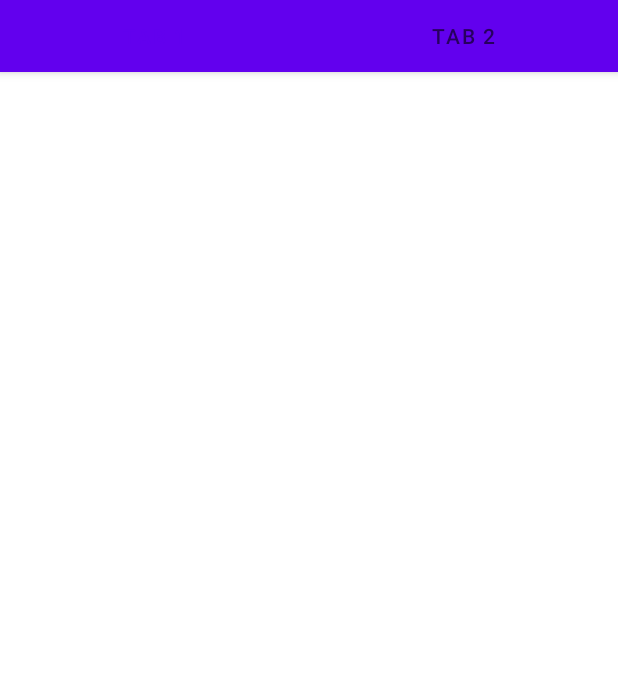
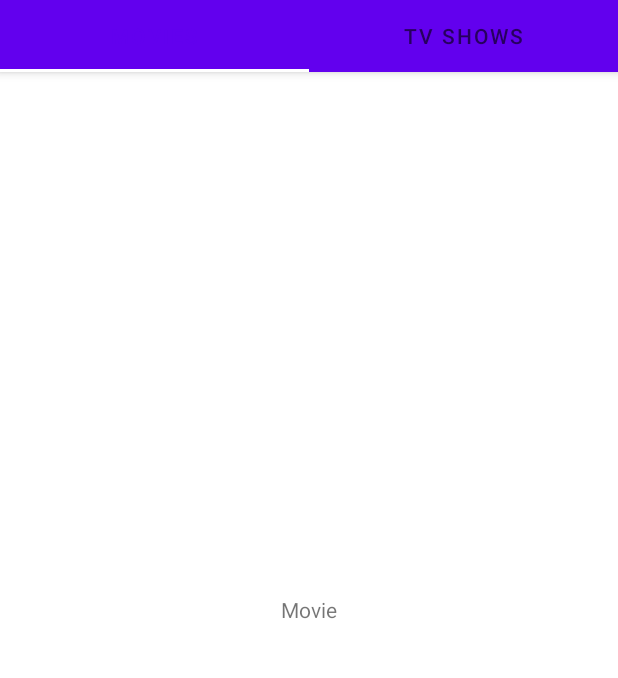
Before and after one commit to un-ro/movie-catalogue, an Android app: the screen it shows after launch (HomeActivity), on a phone screen of 412 x 824 dp, the part 89-767 px from its top. Run offline under Robolectric (Android 15) with nearby library versions, the phone set to English and light mode, and no system bars.

Commit message:
Item Fragment: - Fragment Item List - API tmdb

```diff
--- a/app/src/main/AndroidManifest.xml
+++ b/app/src/main/AndroidManifest.xml
@@ -1,6 +1,8 @@
 <?xml version="1.0" encoding="utf-8"?>
 <manifest xmlns:android="http://schemas.android.com/apk/res/android"
     package="com.unero.moviecatalogue">
+
+    <uses-permission android:name="android.permission.INTERNET" />
 
     <application
         android:allowBackup="false"
--- /dev/null
+++ b/app/src/main/java/com/unero/moviecatalogue/data/api/Client.kt
@@ -0,0 +1,31 @@
+package com.unero.moviecatalogue.data.api
+
+import okhttp3.OkHttpClient
+import okhttp3.logging.HttpLoggingInterceptor
+import retrofit2.Retrofit
+import retrofit2.converter.gson.GsonConverterFactory
+
+object Client {
+    private const val baseUrl = "https://api.themoviedb.org/3/"
+
+    val retrofit: Endpoint by lazy {
+
+        val interceptor = HttpLoggingInterceptor()
+        interceptor.setLevel(HttpLoggingInterceptor.Level.BODY)
+
+        val okHttpClient = OkHttpClient.Builder().addInterceptor(interceptor).build()
+
+        val retrofit = Retrofit.Builder()
+            .baseUrl(baseUrl)
+            .client(okHttpClient)
+            .addConverterFactory(GsonConverterFactory.create())
+            .build()
+            .create(Endpoint::class.java)
+
+        retrofit
+    }
+
+//    val endpoint: Endpoint by lazy {
+//        retrofit.create(Endpoint::class.java)
+//    }
+}
--- /dev/null
+++ b/app/src/main/java/com/unero/moviecatalogue/data/api/Endpoint.kt
@@ -0,0 +1,19 @@
+package com.unero.moviecatalogue.data.api
+
+import com.unero.moviecatalogue.data.model.Movie
+import com.unero.moviecatalogue.data.model.TVShow
+import retrofit2.Response
+import retrofit2.http.GET
+import retrofit2.http.Query
+
+interface Endpoint {
+    @GET("movie/popular")
+    suspend fun topMovie(
+        @Query("api_key") key: String
+    ): Response<List<Movie>>
+
+    @GET("tv/popular")
+    suspend fun topTV(
+        @Query("api_key") key: String
+    ): Response<List<TVShow>>
+}
--- /dev/null
+++ b/app/src/main/java/com/unero/moviecatalogue/data/api/Repository.kt
@@ -0,0 +1,16 @@
+package com.unero.moviecatalogue.data.api
+
+import com.unero.moviecatalogue.data.model.Movie
+import com.unero.moviecatalogue.data.model.TVShow
+import retrofit2.Response
+
+object Repository {
+
+    suspend fun topMovie(key: String): Response<List<Movie>> {
+        return Client.retrofit.topMovie(key)
+    }
+
+    suspend fun topTV(key: String): Response<List<TVShow>> {
+        return Client.retrofit.topTV(key)
+    }
+}
--- a/app/src/main/java/com/unero/moviecatalogue/data/Movie.kt
+++ b/app/src/main/java/com/unero/moviecatalogue/data/model/Movie.kt
@@ -1,4 +1,4 @@
-package com.unero.moviecatalogue.data
+package com.unero.moviecatalogue.data.model
 
 data class Movie(
     private val id: Int
--- a/app/src/main/java/com/unero/moviecatalogue/data/TVShow.kt
+++ b/app/src/main/java/com/unero/moviecatalogue/data/model/TVShow.kt
@@ -1,4 +1,4 @@
-package com.unero.moviecatalogue.data
+package com.unero.moviecatalogue.data.model
 
 data class TVShow(
     private val id: Int
--- a/app/src/main/java/com/unero/moviecatalogue/ui/home/HomeActivity.kt
+++ b/app/src/main/java/com/unero/moviecatalogue/ui/home/HomeActivity.kt
@@ -2,9 +2,6 @@ package com.unero.moviecatalogue.ui.home
 
 import android.os.Bundle
 import androidx.appcompat.app.AppCompatActivity
-import androidx.viewpager.widget.ViewPager
-import com.google.android.material.tabs.TabLayout
-import com.unero.moviecatalogue.R
 import com.unero.moviecatalogue.databinding.ActivityHomeBinding
 import com.unero.moviecatalogue.ui.home.ui.main.SectionsPagerAdapter
 
@@ -19,9 +16,11 @@ class HomeActivity : AppCompatActivity() {
         setContentView(binding.root)
 
         val sectionsPagerAdapter = SectionsPagerAdapter(this, supportFragmentManager)
-        val viewPager: ViewPager = findViewById(R.id.view_pager)
-        viewPager.adapter = sectionsPagerAdapter
-        val tabs: TabLayout = findViewById(R.id.tabs)
-        tabs.setupWithViewPager(viewPager)
+        binding.apply {
+            viewPager.adapter = sectionsPagerAdapter
+            tabs.setupWithViewPager(binding.viewPager)
+        }
+
+        supportActionBar?.elevation = 0f
     }
 }
--- a/app/src/main/java/com/unero/moviecatalogue/ui/home/ui/fragment/MovieFragment.kt
+++ b/app/src/main/java/com/unero/moviecatalogue/ui/home/ui/fragment/MovieFragment.kt
@@ -5,16 +5,37 @@ import android.view.LayoutInflater
 import android.view.View
 import android.view.ViewGroup
 import androidx.fragment.app.Fragment
-import com.unero.moviecatalogue.R
+import androidx.lifecycle.ViewModelProvider
+import com.unero.moviecatalogue.databinding.FragmentMovieBinding
+import com.unero.moviecatalogue.ui.home.ui.main.PageViewModel
 
 class MovieFragment : Fragment() {
+
+    private lateinit var binding: FragmentMovieBinding
+    private lateinit var viewModel: PageViewModel
+
+    override fun onCreate(savedInstanceState: Bundle?) {
+        super.onCreate(savedInstanceState)
+        viewModel = ViewModelProvider(this).get(PageViewModel::class.java)
+
+        viewModel.topMovies()
+    }
 
     override fun onCreateView(
         inflater: LayoutInflater, container: ViewGroup?,
         savedInstanceState: Bundle?
-    ): View? {
-        // Inflate the layout for this fragment
-        return inflater.inflate(R.layout.fragment_movie, container, false)
+    ): View {
+        binding = FragmentMovieBinding.inflate(inflater, container, false)
+        return binding.root
     }
 
+    override fun onViewCreated(view: View, savedInstanceState: Bundle?) {
+        super.onViewCreated(view, savedInstanceState)
+
+        viewModel.movies.observe(viewLifecycleOwner, {
+            if (it.isSuccessful) {
+                println(it.body())
+            }
+        })
+    }
 }
--- a/app/src/main/java/com/unero/moviecatalogue/ui/home/ui/fragment/TVShowFragment.kt
+++ b/app/src/main/java/com/unero/moviecatalogue/ui/home/ui/fragment/TVShowFragment.kt
@@ -5,15 +5,21 @@ import android.view.LayoutInflater
 import android.view.View
 import android.view.ViewGroup
 import androidx.fragment.app.Fragment
-import com.unero.moviecatalogue.R
+import com.unero.moviecatalogue.databinding.FragmentTVShowBinding
 
 class TVShowFragment : Fragment() {
+
+    private lateinit var binding: FragmentTVShowBinding
 
     override fun onCreateView(
         inflater: LayoutInflater, container: ViewGroup?,
         savedInstanceState: Bundle?
-    ): View? {
-        // Inflate the layout for this fragment
-        return inflater.inflate(R.layout.fragment_t_v_show, container, false)
+    ): View {
+        binding = FragmentTVShowBinding.inflate(inflater, container, false)
+        return binding.root
+    }
+
+    override fun onViewCreated(view: View, savedInstanceState: Bundle?) {
+        super.onViewCreated(view, savedInstanceState)
     }
 }
--- a/app/src/main/java/com/unero/moviecatalogue/ui/home/ui/main/PageViewModel.kt
+++ b/app/src/main/java/com/unero/moviecatalogue/ui/home/ui/main/PageViewModel.kt
@@ -2,18 +2,48 @@ package com.unero.moviecatalogue.ui.home.ui.main
 
 import androidx.lifecycle.LiveData
 import androidx.lifecycle.MutableLiveData
-import androidx.lifecycle.Transformations
 import androidx.lifecycle.ViewModel
-import androidx.lifecycle.ViewModelProvider
+import androidx.lifecycle.viewModelScope
+import com.unero.moviecatalogue.BuildConfig
+import com.unero.moviecatalogue.data.api.Repository
+import com.unero.moviecatalogue.data.model.Movie
+import com.unero.moviecatalogue.data.model.TVShow
+import kotlinx.coroutines.launch
+import retrofit2.Response
 
 class PageViewModel : ViewModel() {
 
-    private val _index = MutableLiveData<Int>()
-    val text: LiveData<String> = Transformations.map(_index) {
-        "Hello world from section: $it"
+    private val api_key = BuildConfig.KEY
+
+    // Mutable Live Data
+    private val _movies = MutableLiveData<Response<List<Movie>>>()
+    private val _tv = MutableLiveData<Response<List<TVShow>>>()
+
+    // Live Data
+    val movies: LiveData<Response<List<Movie>>>
+        get() = _movies
+
+    val tv: LiveData<Response<List<TVShow>>>
+        get() = _tv
+
+    // Get
+    fun topMovies() {
+        viewModelScope.launch {
+            try {
+                _movies.value = Repository.topMovie(api_key)
+            } catch (e: Exception) {
+                println(e.toString())
+            }
+        }
     }
 
-    fun setIndex(index: Int) {
-        _index.value = index
+    fun topTV() {
+        viewModelScope.launch {
+            try {
+                _tv.value = Repository.topTV(api_key)
+            } catch (e: Exception) {
+                println(e.toString())
+            }
+        }
     }
 }
--- a/app/src/main/java/com/unero/moviecatalogue/ui/home/ui/main/PlaceholderFragment.kt
+++ /dev/null
@@ -1,59 +0,0 @@
-package com.unero.moviecatalogue.ui.home.ui.main
-
-import android.os.Bundle
-import android.view.LayoutInflater
-import android.view.View
-import android.view.ViewGroup
-import android.widget.TextView
-import androidx.fragment.app.Fragment
-import androidx.lifecycle.Observer
-import androidx.lifecycle.ViewModelProvider
-import com.unero.moviecatalogue.R
-
-/**
- * A placeholder fragment containing a simple view.
- */
-class PlaceholderFragment : Fragment() {
-
-    private lateinit var pageViewModel: PageViewModel
-
-    override fun onCreate(savedInstanceState: Bundle?) {
-        super.onCreate(savedInstanceState)
-        pageViewModel = ViewModelProvider(this).get(PageViewModel::class.java).apply {
-            setIndex(arguments?.getInt(ARG_SECTION_NUMBER) ?: 1)
-        }
-    }
-
-    override fun onCreateView(
-        inflater: LayoutInflater, container: ViewGroup?,
-        savedInstanceState: Bundle?
-    ): View? {
-        val root = inflater.inflate(R.layout.fragment_home, container, false)
-        val textView: TextView = root.findViewById(R.id.section_label)
-        pageViewModel.text.observe(this, Observer<String> {
-            textView.text = it
-        })
-        return root
-    }
-
-    companion object {
-        /**
-         * The fragment argument representing the section number for this
-         * fragment.
-         */
-        private const val ARG_SECTION_NUMBER = "section_number"
-
-        /**
-         * Returns a new instance of this fragment for the given section
-         * number.
-         */
-        @JvmStatic
-        fun newInstance(sectionNumber: Int): PlaceholderFragment {
-            return PlaceholderFragment().apply {
-                arguments = Bundle().apply {
-                    putInt(ARG_SECTION_NUMBER, sectionNumber)
-                }
-            }
-        }
-    }
-}
--- a/app/src/main/java/com/unero/moviecatalogue/ui/home/ui/main/SectionsPagerAdapter.kt
+++ b/app/src/main/java/com/unero/moviecatalogue/ui/home/ui/main/SectionsPagerAdapter.kt
@@ -5,31 +5,28 @@ import androidx.fragment.app.Fragment
 import androidx.fragment.app.FragmentManager
 import androidx.fragment.app.FragmentPagerAdapter
 import com.unero.moviecatalogue.R
+import com.unero.moviecatalogue.ui.home.ui.fragment.MovieFragment
+import com.unero.moviecatalogue.ui.home.ui.fragment.TVShowFragment
 
 private val TAB_TITLES = arrayOf(
     R.string.tab_text_1,
     R.string.tab_text_2
 )
 
-/**
- * A [FragmentPagerAdapter] that returns a fragment corresponding to
- * one of the sections/tabs/pages.
- */
 class SectionsPagerAdapter(private val context: Context, fm: FragmentManager) :
-    FragmentPagerAdapter(fm) {
+    FragmentPagerAdapter(fm, BEHAVIOR_RESUME_ONLY_CURRENT_FRAGMENT) {
 
     override fun getItem(position: Int): Fragment {
-        // getItem is called to instantiate the fragment for the given page.
-        // Return a PlaceholderFragment (defined as a static inner class below).
-        return PlaceholderFragment.newInstance(position + 1)
+        return when(position) {
+            0 -> MovieFragment()
+            1 -> TVShowFragment()
+            else -> Fragment()
+        }
     }
 
-    override fun getPageTitle(position: Int): CharSequence? {
+    override fun getPageTitle(position: Int): CharSequence {
         return context.resources.getString(TAB_TITLES[position])
     }
 
-    override fun getCount(): Int {
-        // Show 2 total pages.
-        return 2
-    }
+    override fun getCount(): Int = 2
 }
--- a/app/src/main/res/layout/activity_home.xml
+++ b/app/src/main/res/layout/activity_home.xml
@@ -25,6 +25,8 @@
             android:id="@+id/tabs"
             android:layout_width="match_parent"
             android:layout_height="wrap_content"
+            app:tabIndicatorColor="@color/white"
+            app:tabIndicatorAnimationMode="elastic"
             android:background="?attr/colorPrimary" />
     </com.google.android.material.appbar.AppBarLayout>
 
--- a/app/src/main/res/layout/fragment_home.xml
+++ /dev/null
@@ -1,23 +0,0 @@
-<?xml version="1.0" encoding="utf-8"?>
-<androidx.constraintlayout.widget.ConstraintLayout xmlns:android="http://schemas.android.com/apk/res/android"
-    xmlns:app="http://schemas.android.com/apk/res-auto"
-    xmlns:tools="http://schemas.android.com/tools"
-    android:id="@+id/constraintLayout"
-    android:layout_width="match_parent"
-    android:layout_height="match_parent"
-    tools:context=".ui.home.ui.main.PlaceholderFragment">
-
-    <TextView
-        android:id="@+id/section_label"
-        android:layout_width="wrap_content"
-        android:layout_height="wrap_content"
-        android:layout_marginStart="@dimen/activity_horizontal_margin"
-        android:layout_marginTop="@dimen/activity_vertical_margin"
-        android:layout_marginEnd="@dimen/activity_horizontal_margin"
-        android:layout_marginBottom="@dimen/activity_vertical_margin"
-        app:layout_constraintLeft_toLeftOf="parent"
-        app:layout_constraintTop_toTopOf="@+id/constraintLayout"
-        tools:layout_constraintLeft_creator="1"
-        tools:layout_constraintTop_creator="1" />
-
-</androidx.constraintlayout.widget.ConstraintLayout>
--- a/app/src/main/res/layout/fragment_movie.xml
+++ b/app/src/main/res/layout/fragment_movie.xml
@@ -29,4 +29,13 @@
         app:layout_constraintStart_toStartOf="parent"
         app:layout_constraintTop_toTopOf="parent" />
 
+    <TextView
+        android:layout_width="wrap_content"
+        android:layout_height="wrap_content"
+        app:layout_constraintBottom_toBottomOf="parent"
+        app:layout_constraintEnd_toEndOf="parent"
+        app:layout_constraintStart_toStartOf="parent"
+        app:layout_constraintTop_toTopOf="parent"
+        android:text="Movie" />
+
 </androidx.constraintlayout.widget.ConstraintLayout>
--- a/app/src/main/res/layout/fragment_t_v_show.xml
+++ b/app/src/main/res/layout/fragment_t_v_show.xml
@@ -29,4 +29,13 @@
         app:layout_constraintStart_toStartOf="parent"
         app:layout_constraintTop_toTopOf="parent" />
 
+    <TextView
+        android:layout_width="wrap_content"
+        android:layout_height="wrap_content"
+        app:layout_constraintBottom_toBottomOf="parent"
+        app:layout_constraintEnd_toEndOf="parent"
+        app:layout_constraintStart_toStartOf="parent"
+        app:layout_constraintTop_toTopOf="parent"
+        android:text="TV SHOW" />
+
 </androidx.constraintlayout.widget.ConstraintLayout>
--- a/app/src/main/res/values/strings.xml
+++ b/app/src/main/res/values/strings.xml
@@ -6,8 +6,8 @@
 
     <!-- Home Screen -->
     <string name="title_activity_home">Home Page</string>
-    <string name="tab_text_1">Tab 1</string>
-    <string name="tab_text_2">Tab 2</string>
+    <string name="tab_text_1">Movies</string>
+    <string name="tab_text_2">TV Shows</string>
 
     <!-- Detail Screen -->
     <string name="title_activity_detail">Detail Page</string>
--- a/build.gradle
+++ b/build.gradle
@@ -29,4 +29,5 @@ ext {
     kotlin_version = '1.4.32'
     lifecycle = '2.3.1'
     material = '1.3.0'
+    retrofit_version = '2.9.0'
 }
```
Also changed, not shown: app/build.gradle (+7 -0 lines).
